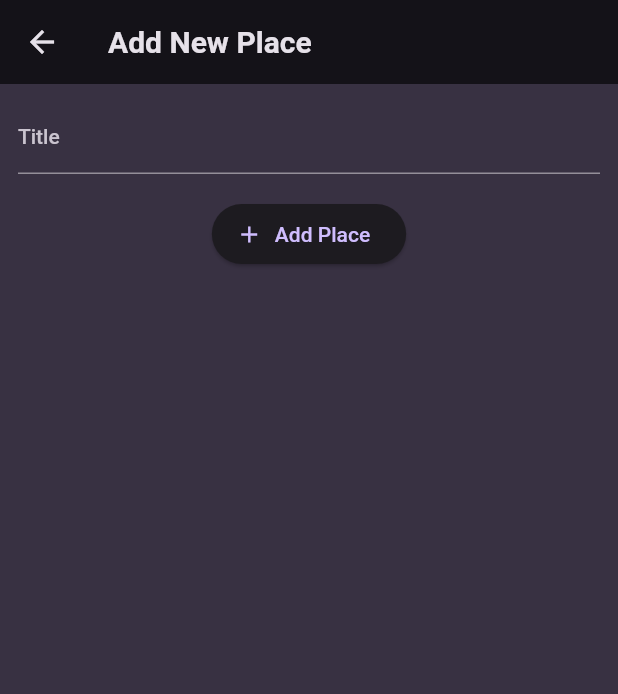
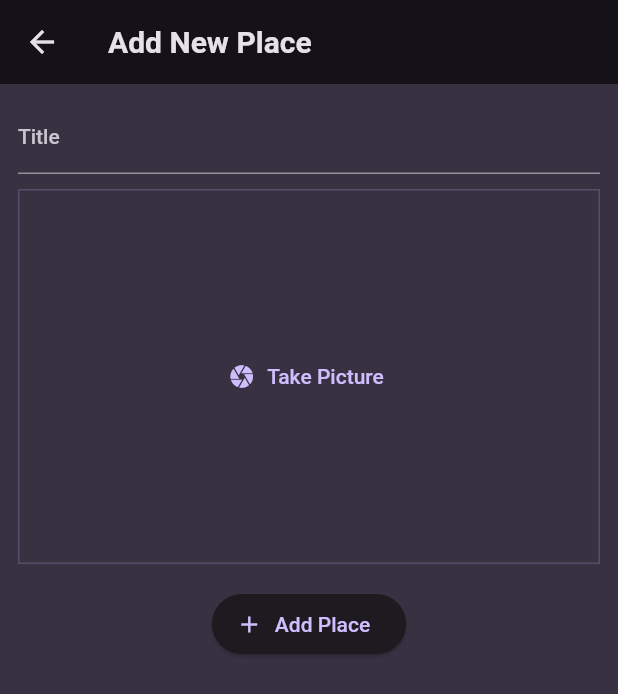
Before and after one commit to rjk51/Places.it, a Flutter app: the screen it shows after launch, after a tap on the "add" icon, on a phone screen of 412 x 824 dp. Shown: the top 694 px of the screen. Run offline on Flutter 3.47's test engine with Material 2 defaults, Android fonts, the light colour scheme and no system bars; our stand-ins replace flutter_riverpod, google_fonts, image_picker.

Commit message:
Added a button for adding image and to preview it

```diff
--- a/places_it/lib/models/place.dart
+++ b/places_it/lib/models/place.dart
@@ -1,10 +1,16 @@
+import 'dart:io';
+
 import 'package:uuid/uuid.dart';
 
 const uuid = Uuid();
 
 class Place{
-  Place({required this.title}) : id = uuid.v4();
+  Place({
+    required this.title,
+    required this.image,
+    }) : id = uuid.v4();
 
   final String id;
   final String title;
+  final File image;
 }
--- a/places_it/lib/screens/add_place.dart
+++ b/places_it/lib/screens/add_place.dart
@@ -1,6 +1,8 @@
+import 'dart:io';
 import 'package:flutter/material.dart';
 import 'package:flutter_riverpod/flutter_riverpod.dart';
 import 'package:places_it/providers/user_places.dart';
+import 'package:places_it/widgets/image_input.dart';
 
 class AddPlaceScreen extends ConsumerStatefulWidget {
   const AddPlaceScreen({super.key});
@@ -13,13 +15,14 @@
 
 class _AddPlaceScreenState extends ConsumerState<AddPlaceScreen> {
   final _titleController = TextEditingController();
+  File? _selectedImage;
 
   void _savePlace() {
     final enteredText = _titleController.text;
-    if (enteredText.isEmpty) {
+    if (enteredText.isEmpty || _selectedImage == null) {
       return;
     }
-    ref.read(userPlacesProvider.notifier).addPlace(enteredText);
+    ref.read(userPlacesProvider.notifier).addPlace(enteredText, _selectedImage!);
 
     Navigator.of(context).pop();
   }
@@ -47,6 +50,12 @@
                 color: Theme.of(context).colorScheme.onBackground,
               ),
             ),
+            const SizedBox(height: 10),
+            ImageInput(
+              onPickImage: (image) {
+                _selectedImage = image;
+              },
+            ),
             const SizedBox(height: 16),
             ElevatedButton.icon(
               onPressed: _savePlace,
--- a/places_it/lib/screens/places.dart
+++ b/places_it/lib/screens/places.dart
@@ -28,8 +28,11 @@
           ),
         ],
       ),
-      body: PlacesList(
-        places: userPlaces,
+      body: Padding(
+        padding: const EdgeInsets.all(8.0),
+        child: PlacesList(
+          places: userPlaces,
+        ),
       ),
     );
   }
--- /dev/null
+++ b/places_it/lib/widgets/image_input.dart
@@ -0,0 +1,70 @@
+import 'dart:io';
+import 'package:flutter/material.dart';
+import 'package:image_picker/image_picker.dart';
+
+class ImageInput extends StatefulWidget {
+  const ImageInput({
+    super.key,
+    required this.onPickImage,
+    });
+
+  final void Function(File image) onPickImage;
+
+  @override
+  State<ImageInput> createState() => _ImageInputState();
+}
+
+class _ImageInputState extends State<ImageInput> {
+  File? _selectedImage;
+
+  void _takePicture() async {
+    final imagePicker = ImagePicker();
+    final pickedImage = await imagePicker.pickImage(
+      source: ImageSource.camera,
+      maxWidth: 600,
+    );
+
+    if (pickedImage == null) {
+      return;
+    }
+    setState(() {
+      _selectedImage = File(pickedImage.path);
+    });
+
+    widget.onPickImage(_selectedImage!);
+  }
+
+  @override
+  Widget build(BuildContext context) {
+    Widget content = TextButton.icon(
+      icon: const Icon(Icons.camera),
+      label: const Text('Take Picture'),
+      onPressed: _takePicture,
+    );
+
+    if (_selectedImage != null) {
+      content = GestureDetector(
+        onTap: _takePicture,
+        child: Image.file(
+          _selectedImage!,
+          fit: BoxFit.cover,
+          width: double.infinity,
+          height: double.infinity,
+        ),
+      );
+    }
+
+    return Container(
+      decoration: BoxDecoration(
+        border: Border.all(
+          color: Theme.of(context).colorScheme.primary.withOpacity(0.2),
+          width: 1,
+        ),
+      ),
+      height: 250,
+      width: double.infinity,
+      alignment: Alignment.center,
+      child: content,
+    );
+  }
+}
--- a/places_it/pubspec.yaml
+++ b/places_it/pubspec.yaml
@@ -38,6 +38,7 @@
   google_fonts: ^5.1.0
   uuid: ^3.0.7
   flutter_riverpod: ^2.3.6
+  image_picker: ^1.0.0
 
 dev_dependencies:
   flutter_test:
```
Also changed, not shown: places_it/lib/providers/user_places.dart (+7 -4 lines), places_it/lib/screens/place_detail.dart (added, +31 -0 lines), places_it/lib/widgets/places_list.dart (+16 -6 lines), places_it/lib/screens/places_detail.dart (deleted), places_it/pubspec.lock, 6 other files.
